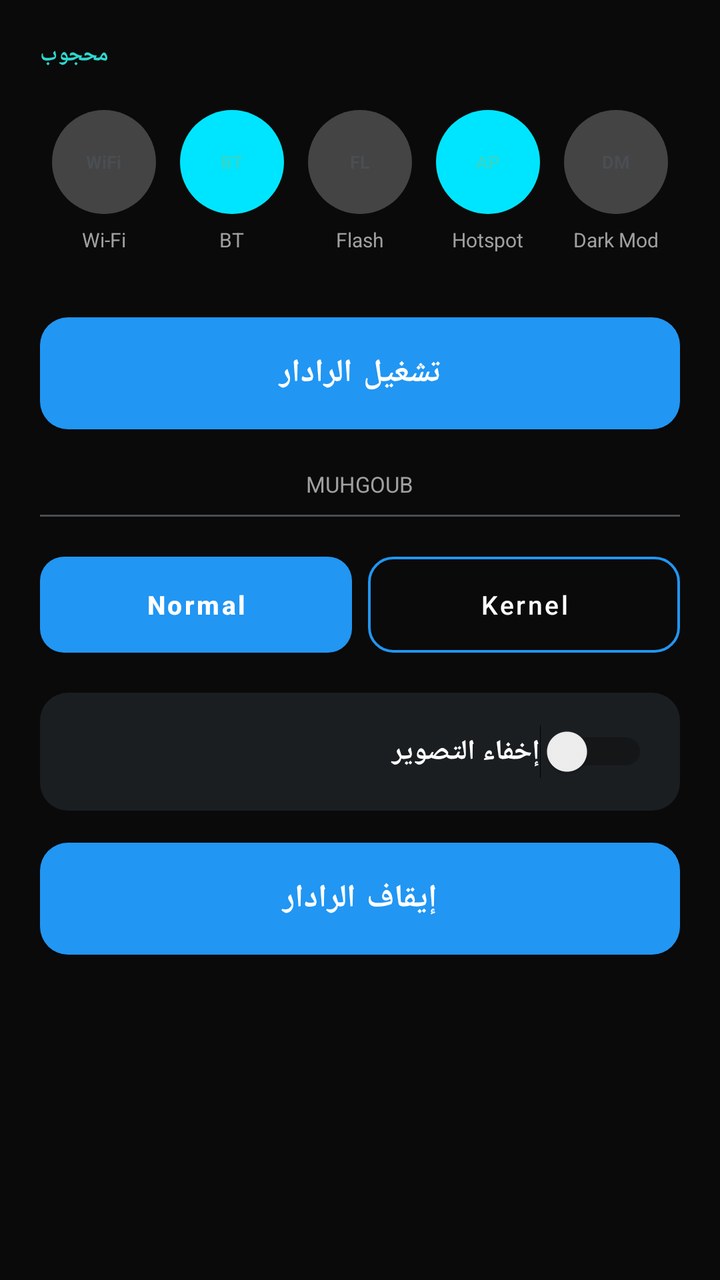
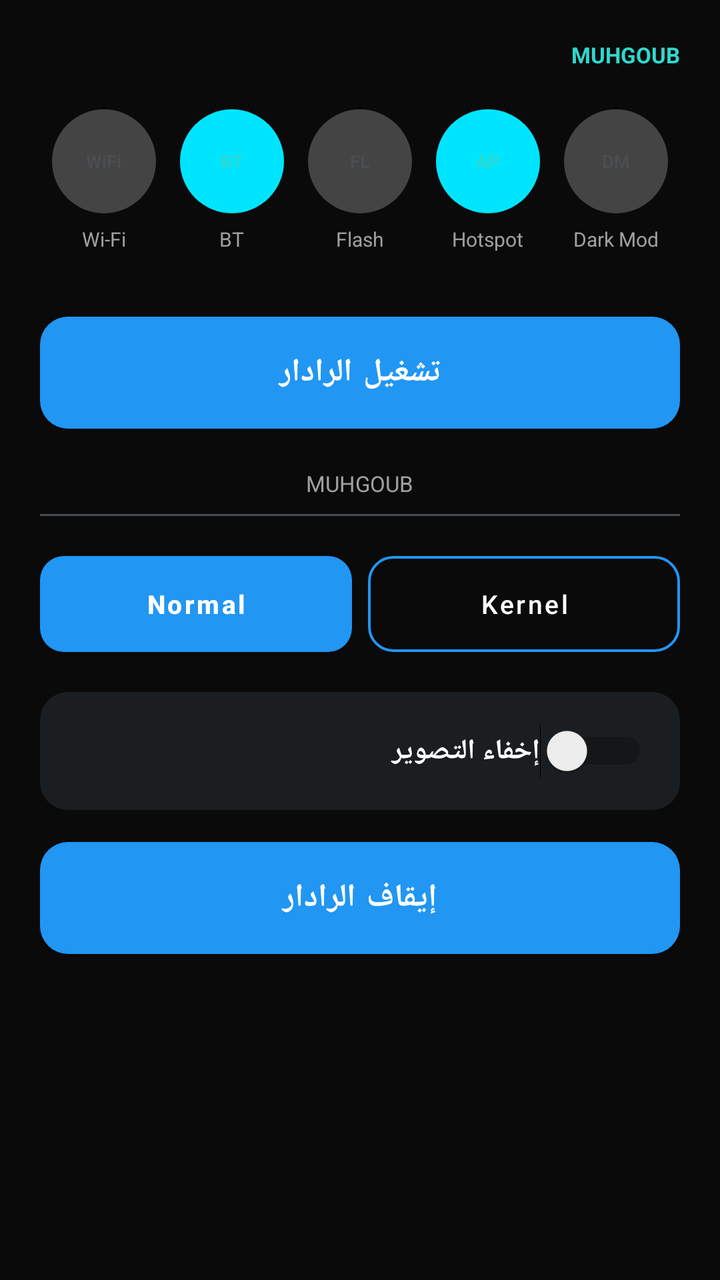

Two renders of the same Android screen: before a commit and after it. Below are the layout's source before the change and the commit's diff.
<!-- AndroidManifest.xml: application theme Theme.MuhgoubHUD -->
<!-- res/layout/activity_main.xml -->
<?xml version="1.0" encoding="utf-8"?>
<ScrollView xmlns:android="http://schemas.android.com/apk/res/android"
    android:layout_width="match_parent"
    android:layout_height="match_parent"
    android:background="@color/bg_dark">

    <LinearLayout
        android:layout_width="match_parent"
        android:layout_height="wrap_content"
        android:orientation="vertical"
        android:padding="20dp">

        <TextView
            android:id="@+id/tvMahgoub"
            android:layout_width="match_parent"
            android:layout_height="wrap_content"
            android:gravity="end"
            android:text="محجوب"
            android:textColor="@color/cyan_accent"
            android:textSize="11sp"
            android:textStyle="bold" />

        <LinearLayout
            android:layout_width="match_parent"
            android:layout_height="wrap_content"
            android:layout_marginTop="20dp"
            android:orientation="horizontal"
            android:weightSum="5">

            <LinearLayout
                android:layout_width="0dp"
                android:layout_height="wrap_content"
                android:layout_weight="1"
                android:gravity="center"
                android:orientation="vertical">
                <FrameLayout
                    android:layout_width="52dp"
                    android:layout_height="52dp"
                    android:background="@drawable/bg_icon_circle_gray">
                    <TextView
                        android:layout_width="wrap_content"
                        android:layout_height="wrap_content"
                        android:layout_gravity="center"
                        android:text="WiFi"
                        android:textColor="@color/icon_circle_gray"
                        android:textSize="9sp"
                        android:textStyle="bold" />
                </FrameLayout>
                <TextView
                    android:layout_width="wrap_content"
                    android:layout_height="wrap_content"
                    android:layout_marginTop="6dp"
                    android:text="@string/tool_wifi"
                    android:textColor="@color/text_secondary"
                    android:textSize="10sp" />
            </LinearLayout>

            <LinearLayout
                android:layout_width="0dp"
                android:layout_height="wrap_content"
                android:layout_weight="1"
                android:gravity="center"
                android:orientation="vertical">
                <FrameLayout
                    android:layout_width="52dp"
                    android:layout_height="52dp"
                    android:background="@drawable/bg_icon_circle_accent">
                    <TextView
                        android:layout_width="wrap_content"
                        android:layout_height="wrap_content"
                        android:layout_gravity="center"
                        android:text="BT"
                        android:textColor="@color/cyan_accent"
                        android:textSize="9sp"
                        android:textStyle="bold" />
                </FrameLayout>
                <TextView
                    android:layout_width="wrap_content"
                    android:layout_height="wrap_content"
                    android:layout_marginTop="6dp"
                    android:text="@string/tool_bluetooth"
                    android:textColor="@color/text_secondary"
                    android:textSize="10sp" />
            </LinearLayout>

            <LinearLayout
                android:layout_width="0dp"
                android:layout_height="wrap_content"
                android:layout_weight="1"
                android:gravity="center"
                android:orientation="vertical">
                <FrameLayout
                    android:layout_width="52dp"
                    android:layout_height="52dp"
                    android:background="@drawable/bg_icon_circle_gray">
                    <TextView
                        android:layout_width="wrap_content"
                        android:layout_height="wrap_content"
                        android:layout_gravity="center"
                        android:text="FL"
                        android:textColor="@color/icon_circle_gray"
                        android:textSize="9sp"
                        android:textStyle="bold" />
                </FrameLayout>
                <TextView
                    android:layout_width="wrap_content"
                    android:layout_height="wrap_content"
                    android:layout_marginTop="6dp"
                    android:text="@string/tool_flashlight"
                    android:textColor="@color/text_secondary"
                    android:textSize="10sp" />
            </LinearLayout>

            <LinearLayout
                android:layout_width="0dp"
                android:layout_height="wrap_content"
                android:layout_weight="1"
                android:gravity="center"
                android:orientation="vertical">
                <FrameLayout
                    android:layout_width="52dp"
                    android:layout_height="52dp"
                    android:background="@drawable/bg_icon_circle_accent">
                    <TextView
                        android:layout_width="wrap_content"
                        android:layout_height="wrap_content"
                        android:layout_gravity="center"
                        android:text="AP"
                        android:textColor="@color/cyan_accent"
                        android:textSize="9sp"
                        android:textStyle="bold" />
                </FrameLayout>
                <TextView
                    android:layout_width="wrap_content"
                    android:layout_height="wrap_content"
                    android:layout_marginTop="6dp"
                    android:text="@string/tool_hotspot"
                    android:textColor="@color/text_secondary"
                    android:textSize="10sp" />
            </LinearLayout>

            <LinearLayout
                android:layout_width="0dp"
                android:layout_height="wrap_content"
                android:layout_weight="1"
                android:gravity="center"
                android:orientation="vertical">
                <FrameLayout
                    android:layout_width="52dp"
                    android:layout_height="52dp"
                    android:background="@drawable/bg_icon_circle_gray">
                    <TextView
                        android:layout_width="wrap_content"
                        android:layout_height="wrap_content"
                        android:layout_gravity="center"
                        android:text="DM"
                        android:textColor="@color/icon_circle_gray"
                        android:textSize="9sp"
                        android:textStyle="bold" />
                </FrameLayout>
                <TextView
                    android:layout_width="wrap_content"
                    android:layout_height="wrap_content"
                    android:layout_marginTop="6dp"
                    android:text="@string/tool_dark_mode"
                    android:textColor="@color/text_secondary"
                    android:textSize="10sp" />
            </LinearLayout>

        </LinearLayout>

        
        <Button
            android:id="@+id/btnLaunchPanel"
            android:layout_width="match_parent"
            android:layout_height="56dp"
            android:layout_marginTop="32dp"
            android:background="@drawable/bg_main_button"
            android:text="تشغيل الرادار"
            android:textAllCaps="false"
            android:textColor="@color/white"
            android:textSize="16sp"
            android:textStyle="bold" />

        <TextView
            android:layout_width="wrap_content"
            android:layout_height="wrap_content"
            android:layout_marginTop="20dp"
            android:layout_gravity="center"
            android:text="@string/app_name"
            android:textColor="@color/text_secondary"
            android:textSize="11sp" />

        <View
            android:layout_width="match_parent"
            android:layout_height="1dp"
            android:layout_marginTop="8dp"
            android:layout_marginBottom="20dp"
            android:background="@color/icon_circle_gray" />

        
        <LinearLayout
            android:layout_width="match_parent"
            android:layout_height="wrap_content"
            android:orientation="horizontal"
            android:weightSum="2">

            <Button
                android:id="@+id/btnModeNormal"
                android:layout_width="0dp"
                android:layout_height="48dp"
                android:layout_weight="1"
                android:layout_marginEnd="8dp"
                android:background="@drawable/bg_segment_filled"
                android:text="Normal"
                android:textAllCaps="false"
                android:textColor="@color/white"
                android:textSize="13sp"
                android:textStyle="bold" />

            <Button
                android:id="@+id/btnModeTurbo"
                android:layout_width="0dp"
                android:layout_height="48dp"
                android:layout_weight="1"
                android:background="@drawable/bg_segment_outline"
                android:text="Kernel"
                android:textAllCaps="false"
                android:textColor="@color/white"
                android:textSize="13sp" />

        </LinearLayout>

        
        <LinearLayout
            android:layout_width="match_parent"
            android:layout_height="wrap_content"
            android:layout_marginTop="20dp"
            android:background="@drawable/bg_overlay_card"
            android:gravity="center_vertical"
            android:orientation="horizontal"
            android:padding="16dp">

            <TextView
                android:layout_width="0dp"
                android:layout_height="wrap_content"
                android:layout_weight="1"
                android:text="إخفاء التصوير"
                android:textColor="@color/text_primary"
                android:textSize="14sp"
                android:textStyle="bold" />

            <Switch
                android:id="@+id/switchPermission"
                android:layout_width="wrap_content"
                android:layout_height="wrap_content" />

        </LinearLayout>

        
        <Button
            android:id="@+id/btnStopPanel"
            android:layout_width="match_parent"
            android:layout_height="56dp"
            android:layout_marginTop="16dp"
            android:background="@drawable/bg_main_button"
            android:text="إيقاف الرادار"
            android:textAllCaps="false"
            android:textColor="@color/white"
            android:textSize="16sp"
            android:textStyle="bold" />

    </LinearLayout>

</ScrollView>
<!-- resources referenced by this layout -->
<resources>
  <color name="bg_dark">#FF0A0A0A</color>
  <color name="cyan_accent">#FF2FD8CE</color>
  <color name="icon_circle_gray">#FF4A4E52</color>
  <color name="text_primary">#FFFFFFFF</color>
  <color name="text_secondary">#FFA0A0A0</color>
  <color name="white">#FFFFFFFF</color>
  <!-- drawable bg_icon_circle_accent (drawable) -->
  <?xml version="1.0" encoding="utf-8"?>
  <shape xmlns:android="http://schemas.android.com/apk/res/android"
      android:shape="oval">
      <solid android:color="#00E5FF" />
  </shape>
  <!-- drawable bg_icon_circle_gray (drawable) -->
  <?xml version="1.0" encoding="utf-8"?>
  <shape xmlns:android="http://schemas.android.com/apk/res/android"
      android:shape="oval">
      <solid android:color="#444444" />
  </shape>
  <!-- drawable bg_main_button (drawable) -->
  <?xml version="1.0" encoding="utf-8"?>
  <shape xmlns:android="http://schemas.android.com/apk/res/android"
      android:shape="rectangle">
      <solid android:color="@color/start_blue" />
      <corners android:radius="14dp" />
  </shape>
  <!-- drawable bg_overlay_card (drawable) -->
  <?xml version="1.0" encoding="utf-8"?>
  <shape xmlns:android="http://schemas.android.com/apk/res/android"
      android:shape="rectangle">
      <solid android:color="@color/card_bg" />
      <corners android:radius="14dp" />
  </shape>
  <!-- drawable bg_segment_filled (drawable) -->
  <?xml version="1.0" encoding="utf-8"?>
  <shape xmlns:android="http://schemas.android.com/apk/res/android"
      android:shape="rectangle">
      <solid android:color="@color/teal_accent" />
      <corners android:radius="12dp" />
  </shape>
  <!-- drawable bg_segment_outline (drawable) -->
  <?xml version="1.0" encoding="utf-8"?>
  <shape xmlns:android="http://schemas.android.com/apk/res/android"
      android:shape="rectangle">
      <solid android:color="@android:color/transparent" />
      <stroke android:width="1.2dp" android:color="@color/text_secondary" />
      <corners android:radius="12dp" />
  </shape>
  <string name="app_name">MUHGOUB</string>
  <string name="tool_bluetooth">BT</string>
  <string name="tool_dark_mode">Dark Mod</string>
  <string name="tool_flashlight">Flash</string>
  <string name="tool_hotspot">Hotspot</string>
  <string name="tool_wifi">Wi-Fi</string>
  <style name="Theme.MuhgoubHUD" parent="Theme.MaterialComponents.DayNight.NoActionBar">
          <item name="colorPrimary">@color/accent</item>
          <item name="colorPrimaryDark">@color/pure_black</item>
          <item name="colorAccent">@color/cyan_accent</item>
          <item name="android:windowBackground">@color/bg_dark</item>
          <item name="android:statusBarColor">@color/pure_black</item>
          <item name="android:navigationBarColor">@color/pure_black</item>
          <item name="android:windowLightStatusBar" tools:targetApi="m">false</item>
      </style>
  <color name="start_blue">#FF4B9FD6</color>
  <color name="card_bg">#FF1B1E21</color>
  <color name="teal_accent">#FF2FD8CE</color>
  <color name="accent">#FF2196F3</color>
  <color name="pure_black">#FF000000</color>
</resources>

<!-- the commit's change to res/layout/activity_main.xml (unified diff, before → after) -->
@@ -2,12 +2,14 @@
 <ScrollView xmlns:android="http://schemas.android.com/apk/res/android"
     android:layout_width="match_parent"
     android:layout_height="match_parent"
+    android:fillViewport="true"
     android:background="@color/bg_dark">
 
     <LinearLayout
         android:layout_width="match_parent"
         android:layout_height="wrap_content"
         android:orientation="vertical"
+        android:gravity="center_horizontal"
         android:padding="20dp">
 
         <TextView
@@ -15,7 +17,7 @@
             android:layout_width="match_parent"
             android:layout_height="wrap_content"
             android:gravity="end"
-            android:text="محجوب"
+            android:text="MUHGOUB"
             android:textColor="@color/cyan_accent"
             android:textSize="11sp"
             android:textStyle="bold" />
@@ -25,6 +27,7 @@
             android:layout_height="wrap_content"
             android:layout_marginTop="20dp"
             android:orientation="horizontal"
+            android:gravity="center"
             android:weightSum="5">
 
             <LinearLayout
